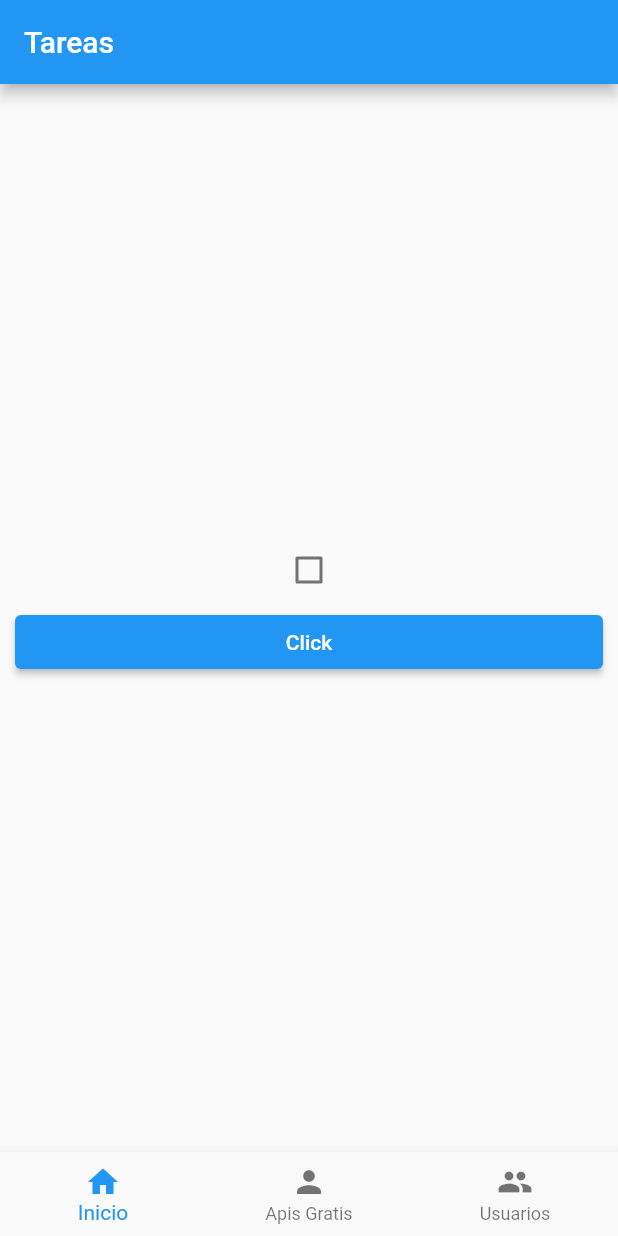
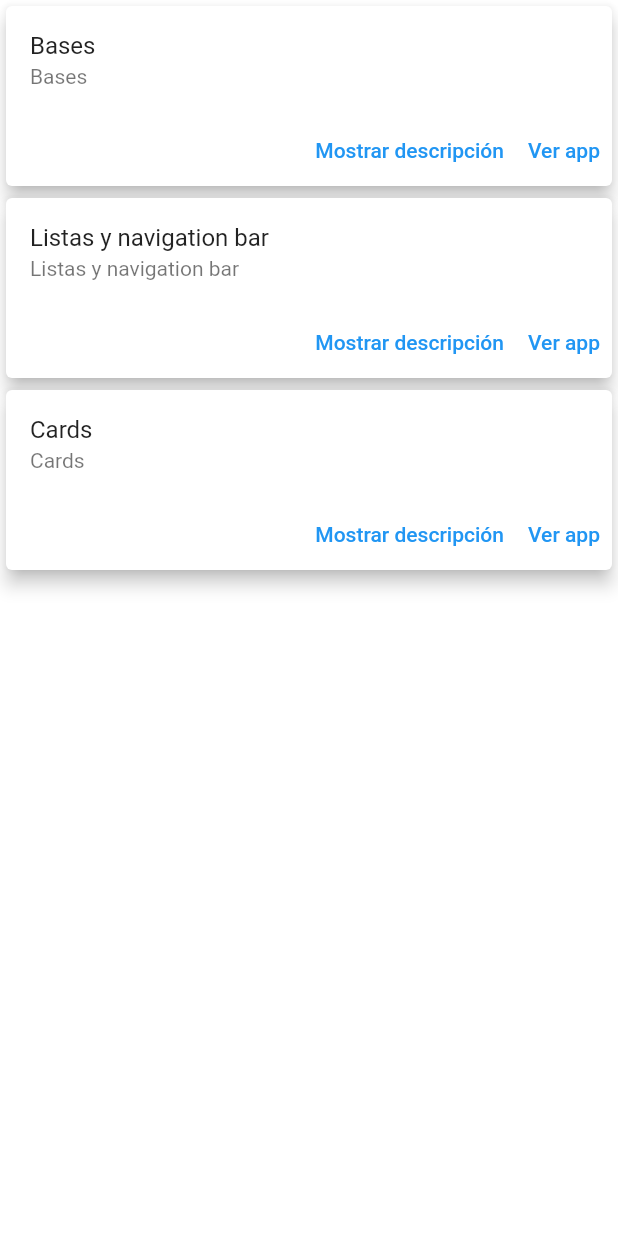
Before and after one commit to saurmo/dllo-movil-flutter, a Flutter app: the screen it shows after launch, on a phone screen of 412 x 824 dp. Run offline on Flutter 3.47's test engine with Material 2 defaults, Android fonts, the phone set to English and light mode, and no system bars.

Commit message:
Home de Apps

```diff
--- /dev/null
+++ b/flutter/todov2/lib/home.dart
@@ -0,0 +1,49 @@
+import 'package:flutter/material.dart';
+
+import 'package:todov2/app_ejemplo_1/controller/User.dart';
+
+class HomeApps extends StatefulWidget {
+  @override
+  State<StatefulWidget> createState() {
+    return _HomeApps();
+  }
+}
+
+class _HomeApps extends State<HomeApps> {
+  List<String> appsFlutter = ["Bases", "Listas y navigation bar", "Cards"];
+
+  fillListView() {
+    var appsWidgets = appsFlutter
+        .map((e) => Card(
+              elevation: 5,
+              child: Column(
+                children: [
+                  ListTile(
+                    title: Text(e),
+                    subtitle: Text(e),
+                  ),
+                  Row(
+                    mainAxisAlignment: MainAxisAlignment.end,
+                    children: [
+                      TextButton(
+                          onPressed: () {},
+                          child: const Text("Mostrar descripción")),
+                      TextButton(onPressed: () {}, child: const Text("Ver app"))
+                    ],
+                  )
+                ],
+              ),
+            ))
+        .toList();
+    return appsWidgets;
+  }
+
+  @override
+  Widget build(BuildContext context) {
+    return Center(
+      child: ListView(
+        children: fillListView(),
+      ),
+    );
+  }
+}
--- a/flutter/todov2/lib/main.dart
+++ b/flutter/todov2/lib/main.dart
@@ -13,6 +13,7 @@ import 'package:todov2/ejercicios/BodySection.dart';
 import 'package:todov2/ejercicios/ImageSection.dart';
 import 'package:todov2/ejercicios/TitleSection.dart';
 import 'package:todov2/app_ejemplo_1/pages/detail_user.dart';
+import 'package:todov2/home.dart';
 
 void main() {
   runApp(const MyApp());
@@ -28,7 +29,7 @@ class MyApp extends StatelessWidget {
       theme: ThemeData(
         primarySwatch: Colors.blue,
       ),
-      home: MainAppEjemplo1(),
+      home: HomeApps(),
       routes: AppRouter.routers() ,
     );
   }
```
